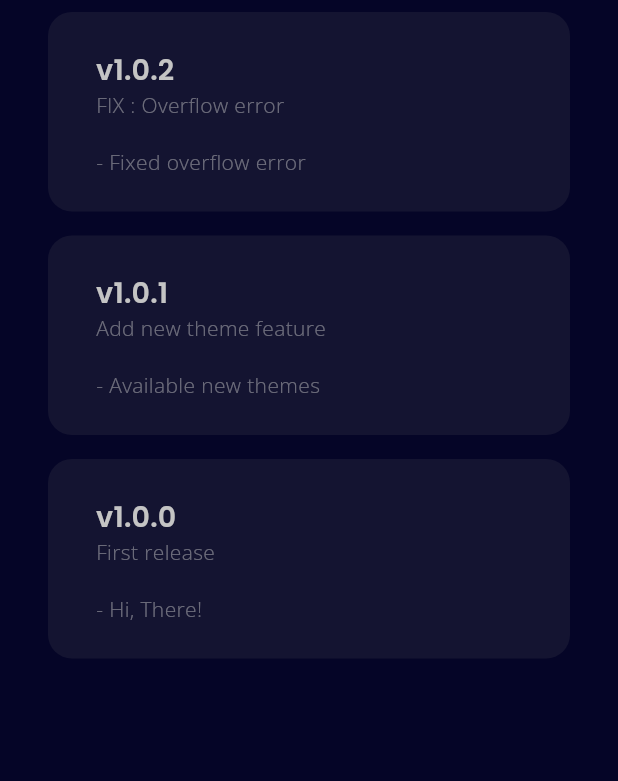
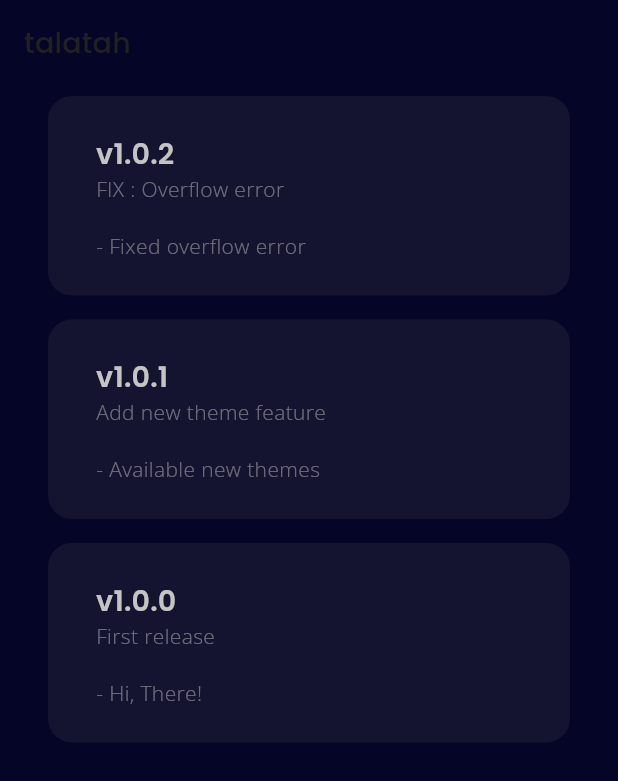
Before and after one commit to aallithioo/talatah-app, a Flutter app: the screen it shows after launch, on a phone screen of 412 x 824 dp. Shown: the top 781 px of the screen. Run offline on Flutter 3.47's test engine with Material 2 defaults, Android fonts, the phone set to English and light mode, and no system bars; our stand-ins replace get, google_fonts.

Commit message:
feat : appbar - info/

```diff
--- a/lib/src/view/info/info_screen.dart
+++ b/lib/src/view/info/info_screen.dart
@@ -1,13 +1,13 @@
-import 'package:aallithioo/src/app/widgets/custom_border.dart';
-import 'package:aallithioo/src/app/widgets/custom_margin.dart';
+import 'package:aallithioo/src/app/widgets/custom_appbar.dart';
 import 'package:flutter/material.dart';
 
 import '../../app/themes/color.dart';
 import '../../app/themes/fontweight.dart';
 import '../../app/themes/textalign.dart';
 import '../../app/themes/theme.dart';
+import '../../app/widgets/custom_border.dart';
+import '../../app/widgets/custom_margin.dart';
 import '../../app/widgets/custom_padding.dart';
-import '../../app/widgets/custom_sizebox.dart';
 
 part 'widgets/info_body.dart';
 part 'widgets/info_content.dart';
@@ -18,6 +18,7 @@ class InfoScreen extends StatelessWidget {
   @override
   Widget build(BuildContext context) {
     return Scaffold(
+      appBar: kAppBar('talatah'),
       backgroundColor: kPrimaryColor,
       body: const InfoBody(),
     );
```
